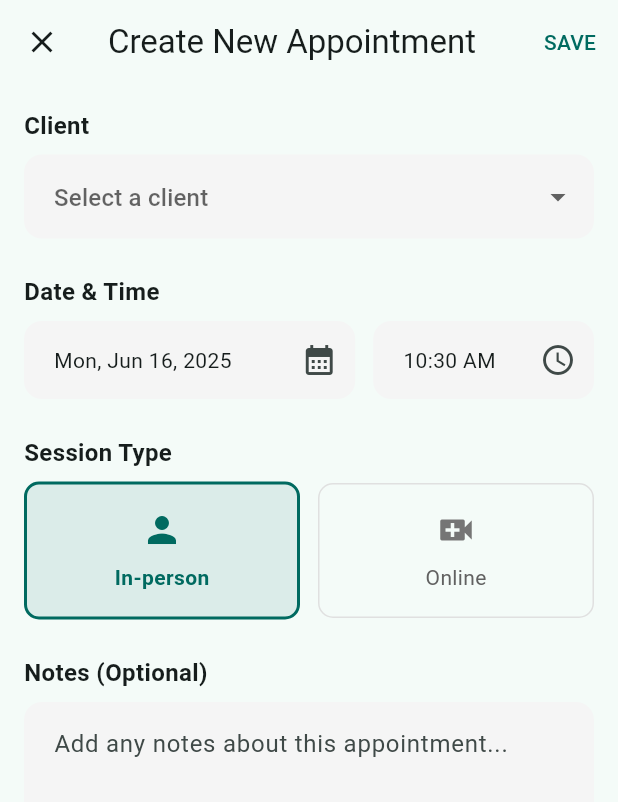
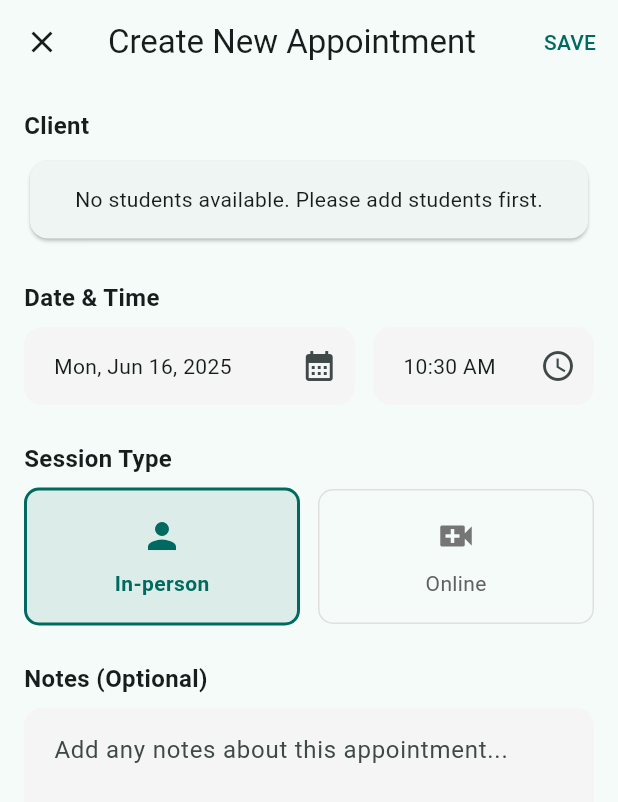
Before and after one commit to lewshubei/mobileApplication, a Flutter app: the CounselorHomeScreen screen opened directly, tab 2 chosen, after a tap on the "add" icon, on a phone screen of 412 x 824 dp. Shown: the top 802 px of the screen. Run offline on Flutter 3.47's test engine with Material 3 defaults, Android fonts, the phone set to English and light mode, and no system bars; our stand-ins replace cloud_firestore, file_picker, firebase_auth, firebase_core, fl_chart, flutter_dotenv and 2 more; accounts and stored records are empty; Roboto replaces fonts that are missing (Poppins).

Commit message:
Implement backend for creating appointments

```diff
--- a/lib/components/counselor/appointment_list_component.dart
+++ b/lib/components/counselor/appointment_list_component.dart
@@ -15,7 +15,7 @@ class AppointmentListComponent extends StatefulWidget {
   State<AppointmentListComponent> createState() => _AppointmentListComponentState();
 }
 
-class _AppointmentListComponentState extends State<AppointmentListComponent> with SingleTickerProviderStateMixin {
+class _AppointmentListComponentState extends State<AppointmentListComponent> with SingleTickerProviderStateMixin, AutomaticKeepAliveClientMixin {
   late TabController _tabController;
   String _searchQuery = '';
   final TextEditingController _searchController = TextEditingController();
@@ -25,6 +25,7 @@ class _AppointmentListComponentState extends State<AppointmentListComponent> wit
   bool _isLoading = false;
   String? _errorMessage;
   List<Map<String, dynamic>> _appointments = [];
+  DateTime _lastRefreshed = DateTime.now();
 
   // Get current user ID
   final String _currentUserId = FirebaseAuth.instance.currentUser?.uid ?? '';
@@ -46,11 +47,28 @@ class _AppointmentListComponentState extends State<AppointmentListComponent> wit
   }
 
   @override
+  void didUpdateWidget(AppointmentListComponent oldWidget) {
+    super.didUpdateWidget(oldWidget);
+
+    // Check if enough time has passed since last refresh to avoid
+    // refreshing too frequently (e.g., during rapid state changes)
+    final now = DateTime.now();
+    if (now.difference(_lastRefreshed).inSeconds >= 1) {
+      _loadAppointments();
+      _lastRefreshed = now;
+    }
+  }
+
+  @override
   void dispose() {
     _tabController.dispose();
     _searchController.dispose();
     super.dispose();
   }
+
+  // Keep the tab alive even when switching between tabs
+  @override
+  bool get wantKeepAlive => true;
 
   // Get current status filter based on selected tab
   String _getCurrentStatusFilter() {
@@ -98,20 +116,26 @@ class _AppointmentListComponentState extends State<AppointmentListComponent> wit
         );
       }
 
+      if (mounted) {
         setState(() {
           _appointments = appointments;
           _isLoading = false;
         });
+      }
     } catch (e) {
+      if (mounted) {
         setState(() {
           _errorMessage = 'Failed to load appointments: ${e.toString()}';
           _isLoading = false;
         });
       }
     }
+  }
 
   @override
   Widget build(BuildContext context) {
+    super.build(context); // Required for AutomaticKeepAliveClientMixin
+
     return Column(
       children: [
         _buildSearchBar(),
--- a/lib/components/counselor/create_appointment_component.dart
+++ b/lib/components/counselor/create_appointment_component.dart
@@ -1,5 +1,7 @@
 import 'package:flutter/material.dart';
 import 'package:intl/intl.dart';
+import 'package:cloud_firestore/cloud_firestore.dart';
+import 'package:sentimo/components/counselor/student_service.dart';
 
 class CreateAppointmentComponent extends StatefulWidget {
   final VoidCallback? onCancel;
@@ -17,23 +19,45 @@ class CreateAppointmentComponent extends StatefulWidget {
 
 class _CreateAppointmentComponentState extends State<CreateAppointmentComponent> {
   final _formKey = GlobalKey<FormState>();
+  final StudentService _studentService = StudentService();
 
   // Form fields
-  String? _selectedClient;
+  String? _selectedClientId;
   DateTime _selectedDate = DateTime.now().add(const Duration(days: 1));
   TimeOfDay _selectedTime = TimeOfDay.now();
   String _sessionType = 'In-person';
   final TextEditingController _notesController = TextEditingController();
 
-  // Mock client list - replace with actual data source
-  final List<String> _mockClients = [
-    'Alex Johnson',
-    'Sarah Williams',
-    'Mike Chen',
-    'Emily Rogers',
-    'James Wilson',
-    'Lisa Thompson',
-  ];
+  // State variables
+  bool _isLoading = true;
+  String? _errorMessage;
+  List<Map<String, dynamic>> _students = [];
+
+  @override
+  void initState() {
+    super.initState();
+    _loadStudents();
+  }
+
+  Future<void> _loadStudents() async {
+    setState(() {
+      _isLoading = true;
+      _errorMessage = null;
+    });
+
+    try {
+      final students = await _studentService.getStudents();
+      setState(() {
+        _students = students;
+        _isLoading = false;
+      });
+    } catch (e) {
+      setState(() {
+        _errorMessage = 'Failed to load students: ${e.toString()}';
+        _isLoading = false;
+      });
+    }
+  }
 
   @override
   void dispose() {
@@ -115,7 +139,11 @@ class _CreateAppointmentComponentState extends State<CreateAppointmentComponent>
           ),
         ],
       ),
-      body: SingleChildScrollView(
+      body: _isLoading
+        ? const Center(child: CircularProgressIndicator())
+        : _errorMessage != null
+            ? _buildErrorWidget()
+            : SingleChildScrollView(
                 child: Padding(
                   padding: const EdgeInsets.all(16.0),
                   child: Form(
@@ -145,6 +173,28 @@ class _CreateAppointmentComponentState extends State<CreateAppointmentComponent>
     );
   }
 
+  Widget _buildErrorWidget() {
+    return Center(
+      child: Column(
+        mainAxisAlignment: MainAxisAlignment.center,
+        children: [
+          const Icon(Icons.error_outline, size: 48, color: Colors.red),
+          const SizedBox(height: 16),
+          Text(
+            _errorMessage!,
+            style: const TextStyle(color: Colors.red),
+            textAlign: TextAlign.center,
+          ),
+          const SizedBox(height: 16),
+          ElevatedButton(
+            onPressed: _loadStudents,
+            child: const Text('Retry'),
+          ),
+        ],
+      ),
+    );
+  }
+
   Widget _buildSectionTitle(String title) {
     return Padding(
       padding: const EdgeInsets.only(bottom: 8.0),
@@ -159,6 +209,17 @@ class _CreateAppointmentComponentState extends State<CreateAppointmentComponent>
   }
 
   Widget _buildClientDropdown() {
+    if (_students.isEmpty) {
+      return const Card(
+        child: Padding(
+          padding: EdgeInsets.all(16.0),
+          child: Center(
+            child: Text('No students available. Please add students first.'),
+          ),
+        ),
+      );
+    }
+
     return DropdownButtonFormField<String>(
       decoration: InputDecoration(
         border: OutlineInputBorder(
@@ -167,12 +228,12 @@ class _CreateAppointmentComponentState extends State<CreateAppointmentComponent>
         contentPadding: const EdgeInsets.symmetric(horizontal: 16, vertical: 16),
         hintText: 'Select a client',
       ),
-      value: _selectedClient,
+      value: _selectedClientId,
       isExpanded: true,
-      items: _mockClients.map<DropdownMenuItem<String>>((String value) {
+      items: _students.map<DropdownMenuItem<String>>((student) {
         return DropdownMenuItem<String>(
-          value: value,
-          child: Text(value),
+          value: student['id'],
+          child: Text(student['name']),
         );
       }).toList(),
       validator: (value) {
@@ -183,7 +244,7 @@ class _CreateAppointmentComponentState extends State<CreateAppointmentComponent>
       },
       onChanged: (String? newValue) {
         setState(() {
-          _selectedClient = newValue;
+          _selectedClientId = newValue;
         });
       },
     );
@@ -320,10 +381,18 @@ class _CreateAppointmentComponentState extends State<CreateAppointmentComponent>
         _selectedTime.minute,
       );
 
+      // Find selected student's name for display
+      final selectedStudent = _students.firstWhere(
+        (student) => student['id'] == _selectedClientId,
+        orElse: () => {'name': 'Unknown'},
+      );
+
       final appointmentData = {
-        'clientName': _selectedClient,
-        'dateTime': appointmentDateTime,
-        'sessionType': _sessionType,
+        'clientId': _selectedClientId,
+        'clientName': selectedStudent['name'],
+        'datetime': Timestamp.fromDate(appointmentDateTime),
+        'sessionType': _sessionType, // Using the display format ('In-person' or 'Online')
+        'status': 'upcoming',
         'notes': _notesController.text,
       };
 
--- /dev/null
+++ b/lib/components/counselor/student_service.dart
@@ -0,0 +1,39 @@
+import 'package:cloud_firestore/cloud_firestore.dart';
+
+class StudentService {
+  final FirebaseFirestore _firestore = FirebaseFirestore.instance;
+
+  Future<List<Map<String, dynamic>>> getStudents() async {
+    try {
+      // Query users collection for students
+      QuerySnapshot studentSnapshot = await _firestore
+          .collection('users')
+          .where('role', isEqualTo: 'student')
+          .get();
+
+      // Process the results
+      List<Map<String, dynamic>> students = [];
+      for (var doc in studentSnapshot.docs) {
+        Map<String, dynamic> studentData = doc.data() as Map<String, dynamic>;
+
+        // Add document ID to the map
+        studentData['id'] = doc.id;
+
+        // Make sure we have a name for display
+        studentData['name'] = studentData['name'] ??
+                             studentData['displayName'] ??
+                             'Unnamed Student';
+
+        students.add(studentData);
+      }
+
+      // Sort alphabetically by name
+      students.sort((a, b) => (a['name'] as String).compareTo(b['name'] as String));
+
+      return students;
+    } catch (e) {
+      print('Error fetching students: $e');
+      throw e;
+    }
+  }
+}
```
Also changed, not shown: lib/screens/counselor_home_screen.dart (+94 -13 lines). Lines whose indentation alone changed are shown as unchanged.
